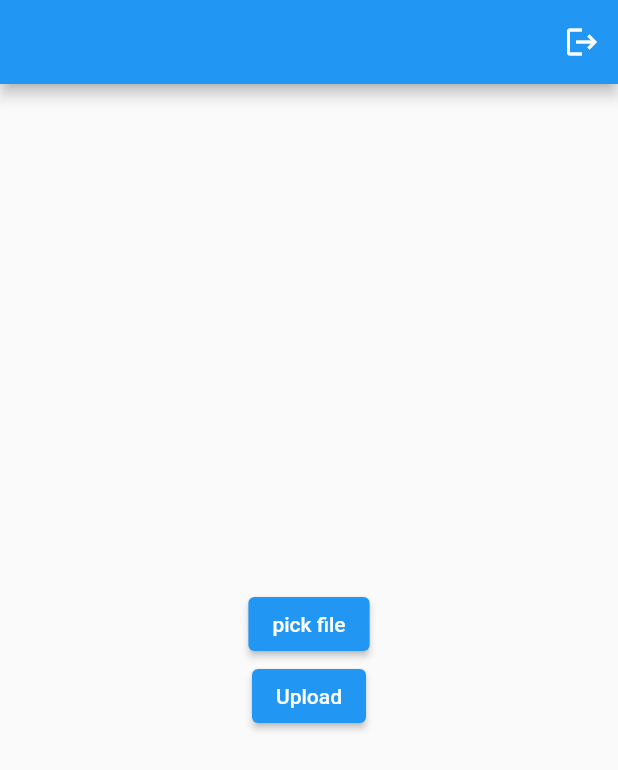
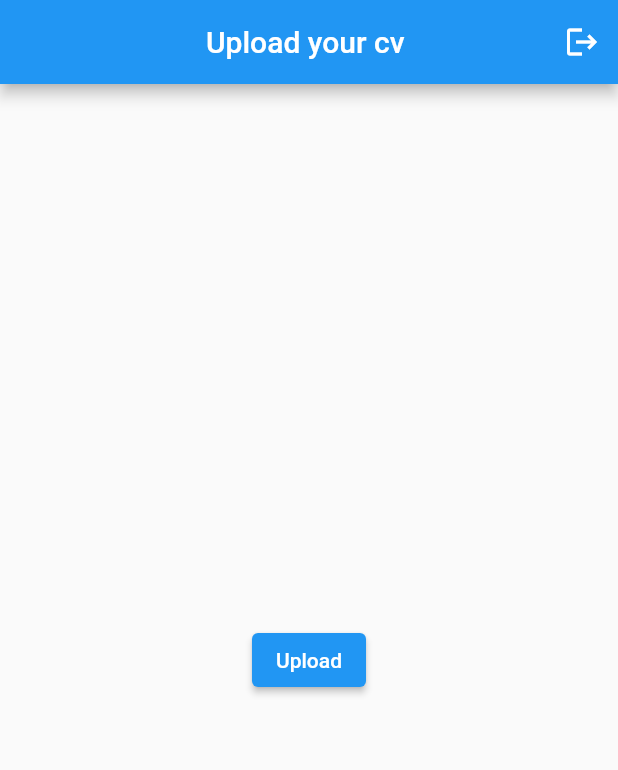
Before and after one commit to boneyjohns/machinetest1, a Flutter app: the screen it shows once a user with an empty profile is signed in, after a tap on "Upload", on a phone screen of 412 x 824 dp. Shown: the top 770 px of the screen. Run offline on Flutter 3.47's test engine with Material 2 defaults, Android fonts, the phone set to English and light mode, and no system bars; our stand-ins replace file_picker, firebase_auth, firebase_core, firebase_storage, get, google_sign_in; accounts and stored records are empty; network calls fail.

Commit message:
file has ready to upload to firebase

```diff
--- a/lib/functions/email_login.dart
+++ b/lib/functions/email_login.dart
@@ -11,7 +11,7 @@ emaillogin({required String useremail, required String userpassword}) async {
                 email: useremail, password: userpassword))
         .user;
     if (firebaseuser != null) {
-      Get.offAll(() => const HomeScreen(),
+      Get.offAll(() => HomeScreen(),
           transition: Transition.circularReveal,
           duration: const Duration(seconds: 1));
     } else {}
--- a/lib/functions/google_signin.dart
+++ b/lib/functions/google_signin.dart
@@ -16,7 +16,7 @@ void signinwithgoogle() async {
 
     // ignore: unnecessary_null_comparison
     if (userCredential != null) {
-      Get.offAll(() => const HomeScreen(),
+      Get.offAll(() => HomeScreen(),
           transition: Transition.circularReveal,
           duration: const Duration(seconds: 1));
     }
--- /dev/null
+++ b/lib/functions/select_file.dart
@@ -0,0 +1,26 @@
+import 'dart:io';
+import 'package:file_picker/file_picker.dart';
+import 'package:firebase_storage/firebase_storage.dart';
+
+class Files {
+  PlatformFile? pickedfile;
+
+  Future selectFile() async {
+    final result = await FilePicker.platform.pickFiles(
+      type: FileType.custom,
+      allowedExtensions: ['pdf', 'doc'],
+    );
+    if (result == null) {
+      return;
+    }
+    pickedfile = result.files.first;
+  }
+
+  upload() {
+    final path = 'resume/${pickedfile!.name} ';
+    final file = File(pickedfile!.path!);
+
+    final ref = FirebaseStorage.instance.ref().child(path);
+    ref.putFile(file);
+  }
+}
--- a/lib/screens/homescreen/homescreen.dart
+++ b/lib/screens/homescreen/homescreen.dart
@@ -2,6 +2,7 @@ import 'package:firebase_auth/firebase_auth.dart';
 import 'package:flutter/material.dart';
 import 'package:get/get.dart';
 import 'package:google_sign_in/google_sign_in.dart';
+import 'package:machine_test1/functions/select_file.dart';
 import 'package:machine_test1/screens/loginscreen/checking_login.dart';
 
 class HomeScreen extends StatelessWidget {
@@ -10,7 +11,10 @@ class HomeScreen extends StatelessWidget {
   @override
   Widget build(BuildContext context) {
     return Scaffold(
-      appBar: AppBar(actions: [
+      appBar: AppBar(
+          title: const Text("Upload your cv "),
+          centerTitle: true,
+          actions: [
             IconButton(
                 onPressed: () async {
                   await GoogleSignIn().signOut();
@@ -23,8 +27,21 @@ class HomeScreen extends StatelessWidget {
           ]),
       body: Center(
         child: Column(mainAxisAlignment: MainAxisAlignment.center, children: [
-          ElevatedButton(onPressed: () {}, child: const Text('pick file')),
-          ElevatedButton(onPressed: () {}, child: const Text('Upload'))
+          // if (pickedfile != null)
+          //   Expanded(
+          //       child: Container(
+          //     height: 200,
+          //     width: 300,
+          //     color: Colors.blue,
+          //     child: Center(child: Text(pickedfile!.name)),
+          //   )),,
+          ElevatedButton(
+              onPressed: () async {
+                final upload = Files();
+                await upload.selectFile();
+                upload.upload();
+              },
+              child: const Text('Upload'))
         ]),
       ),
     );
--- a/lib/screens/loginscreen/checking_login.dart
+++ b/lib/screens/loginscreen/checking_login.dart
@@ -22,7 +22,7 @@ class CheckingLogin extends StatelessWidget {
                 child: Text("Error Occured"),
               );
             } else if (snapshot.data != null || snapshot.data!.uid != null) {
-              return const HomeScreen();
+              return HomeScreen();
             } else {
               return SingleChildScrollView(
                 child: Signinpage(),
--- a/lib/screens/loginscreen/forgetpassword.dart
+++ b/lib/screens/loginscreen/forgetpassword.dart
@@ -16,7 +16,7 @@ class ForgotPassword extends StatelessWidget {
     return SafeArea(
       child: Scaffold(
         appBar: AppBar(
-          title: Text(
+          title: const Text(
             "Forgot password",
           ),
           centerTitle: true,
@@ -28,7 +28,7 @@ class ForgotPassword extends StatelessWidget {
               child: Image.asset('lib/asset/forget-password-animation.gif'),
             ),
             kheight30,
-            Text(
+            const Text(
               "Enter the email associated with\nyour account and we'll send an\nemail with instructions to reset\nyour password",
             ),
             kheight30,
--- a/pubspec.yaml
+++ b/pubspec.yaml
@@ -43,6 +43,7 @@ dependencies:
   firebase_database: ^10.0.14
   get: ^4.6.5
   google_sign_in: ^6.0.2
+  file_picker: ^5.2.11
 
 dev_dependencies:
   flutter_test:
```
Also changed, not shown: pubspec.lock. Lines whose indentation alone changed are shown as unchanged.
